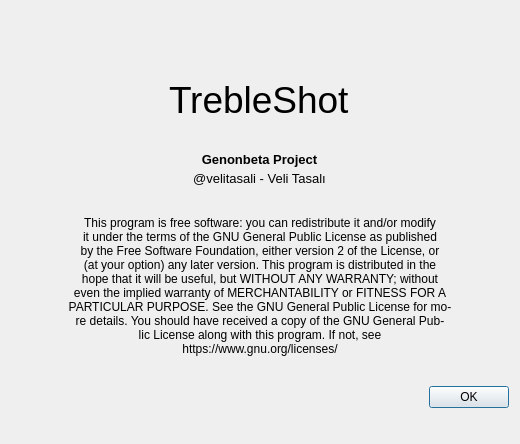
First picture: the form in src/ui/AboutDialog.ui, repository trebleshot/desktop, before the edit.
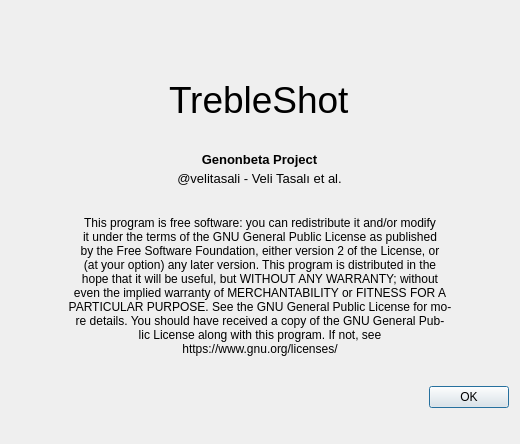
Second picture: the form after the edit. Icons and pictures are not drawn.

The edit to the form file:
```diff
--- a/src/ui/AboutDialog.ui
+++ b/src/ui/AboutDialog.ui
@@ -75,9 +75,9 @@
         <string>&lt;!DOCTYPE HTML PUBLIC &quot;-//W3C//DTD HTML 4.0//EN&quot; &quot;http://www.w3.org/TR/REC-html40/strict.dtd&quot;&gt;
 &lt;html&gt;&lt;head&gt;&lt;meta name=&quot;qrichtext&quot; content=&quot;1&quot; /&gt;&lt;style type=&quot;text/css&quot;&gt;
 p, li { white-space: pre-wrap; }
-&lt;/style&gt;&lt;/head&gt;&lt;body style=&quot;font-size:10pt; font-weight:400; font-style:normal;&quot;&gt;
+&lt;/style&gt;&lt;/head&gt;&lt;body style=&quot; font-family:'Ubuntu'; font-size:10pt; font-weight:400; font-style:normal;&quot;&gt;
 &lt;p style=&quot; margin-top:4px; margin-bottom:4px; margin-left:0px; margin-right:0px; -qt-block-indent:0; text-indent:0px;&quot;&gt;&lt;span style=&quot; font-weight:600;&quot;&gt;Genonbeta Project&lt;/span&gt;&lt;/p&gt;
-&lt;p style=&quot; margin-top:4px; margin-bottom:4px; margin-left:0px; margin-right:0px; -qt-block-indent:0; text-indent:0px;&quot;&gt;@velitasali - Veli Tasalı&lt;/p&gt;&lt;/body&gt;&lt;/html&gt;</string>
+&lt;p style=&quot; margin-top:4px; margin-bottom:4px; margin-left:0px; margin-right:0px; -qt-block-indent:0; text-indent:0px;&quot;&gt;@velitasali - Veli Tasalı et al.&lt;/p&gt;&lt;/body&gt;&lt;/html&gt;</string>
        </property>
        <property name="alignment">
         <set>Qt::AlignCenter</set>
```
